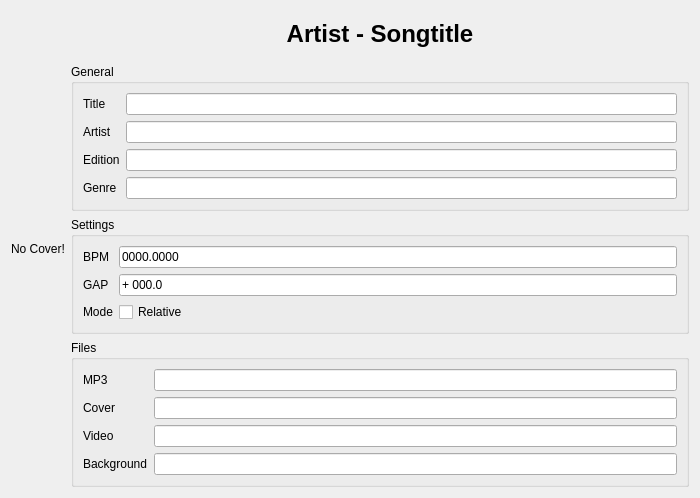
This is songinfo.ui in mhaehnel/UltraEdit as Qt 5 draws it before an edit. The edited form follows.
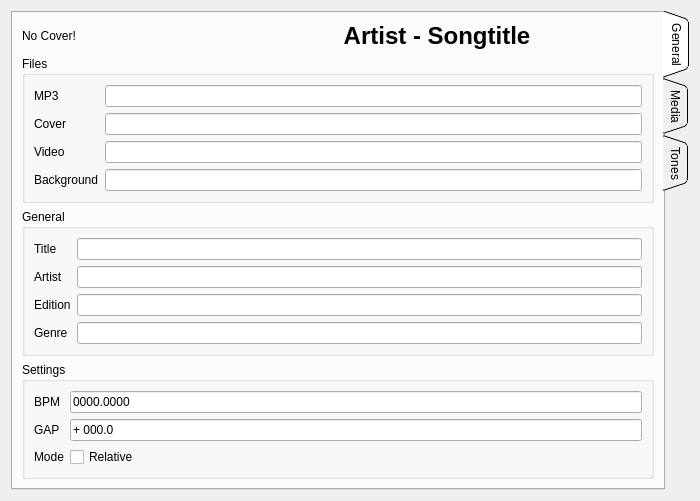
This is the edited form.

What changed in the file:
```diff
--- a/songinfo.ui
+++ b/songinfo.ui
@@ -17,21 +17,106 @@
    <item>
     <layout class="QHBoxLayout" name="horizontalLayout">
      <item>
+      <widget class="QTabWidget" name="tabWidget">
+       <property name="tabPosition">
+        <enum>QTabWidget::East</enum>
+       </property>
+       <property name="tabShape">
+        <enum>QTabWidget::Triangular</enum>
+       </property>
+       <property name="currentIndex">
+        <number>0</number>
+       </property>
+       <widget class="QWidget" name="tab">
+        <attribute name="title">
+         <string>General</string>
+        </attribute>
+        <layout class="QVBoxLayout" name="verticalLayout">
+         <item>
+          <layout class="QHBoxLayout" name="horizontalLayout_2">
+           <item>
       <widget class="QLabel" name="cover">
+             <property name="sizePolicy">
+              <sizepolicy hsizetype="Maximum" vsizetype="Maximum">
+               <horstretch>0</horstretch>
+               <verstretch>0</verstretch>
+              </sizepolicy>
+             </property>
+             <property name="maximumSize">
+              <size>
+               <width>192</width>
+               <height>192</height>
+              </size>
+             </property>
        <property name="text">
         <string>No Cover!</string>
        </property>
       </widget>
      </item>
      <item>
-      <layout class="QVBoxLayout" name="verticalLayout">
-       <item>
         <widget class="QLabel" name="songLabel">
          <property name="text">
           <string>&lt;html&gt;&lt;head/&gt;&lt;body&gt;&lt;p align=&quot;center&quot;&gt;&lt;span style=&quot; font-size:xx-large; font-weight:600;&quot;&gt;Artist - Songtitle&lt;/span&gt;&lt;/p&gt;&lt;/body&gt;&lt;/html&gt;</string>
          </property>
         </widget>
        </item>
+          </layout>
+         </item>
+         <item>
+          <widget class="QGroupBox" name="groupBox_2">
+           <property name="title">
+            <string>Files</string>
+           </property>
+           <property name="flat">
+            <bool>true</bool>
+           </property>
+           <layout class="QFormLayout" name="formLayout_2">
+            <property name="fieldGrowthPolicy">
+             <enum>QFormLayout::ExpandingFieldsGrow</enum>
+            </property>
+            <item row="0" column="0">
+             <widget class="QLabel" name="label_3">
+              <property name="text">
+               <string>MP3</string>
+              </property>
+             </widget>
+            </item>
+            <item row="0" column="1">
+             <widget class="QLineEdit" name="lineEdit_7"/>
+            </item>
+            <item row="1" column="0">
+             <widget class="QLabel" name="label_8">
+              <property name="text">
+               <string>Cover</string>
+              </property>
+             </widget>
+            </item>
+            <item row="1" column="1">
+             <widget class="QLineEdit" name="lineEdit_8"/>
+            </item>
+            <item row="2" column="0">
+             <widget class="QLabel" name="label_10">
+              <property name="text">
+               <string>Video</string>
+              </property>
+             </widget>
+            </item>
+            <item row="2" column="1">
+             <widget class="QLineEdit" name="lineEdit_9"/>
+            </item>
+            <item row="3" column="0">
+             <widget class="QLabel" name="label_9">
+              <property name="text">
+               <string>Background</string>
+              </property>
+             </widget>
+            </item>
+            <item row="3" column="1">
+             <widget class="QLineEdit" name="lineEdit_10"/>
+            </item>
+           </layout>
+          </widget>
+         </item>
        <item>
         <widget class="QGroupBox" name="groupBox">
          <property name="title">
@@ -150,62 +235,19 @@
          </layout>
         </widget>
        </item>
-       <item>
-        <widget class="QGroupBox" name="groupBox_2">
-         <property name="title">
-          <string>Files</string>
-         </property>
-         <property name="flat">
-          <bool>true</bool>
-         </property>
-         <layout class="QFormLayout" name="formLayout_2">
-          <property name="fieldGrowthPolicy">
-           <enum>QFormLayout::ExpandingFieldsGrow</enum>
-          </property>
-          <item row="0" column="0">
-           <widget class="QLabel" name="label_3">
-            <property name="text">
-             <string>MP3</string>
-            </property>
-           </widget>
-          </item>
-          <item row="0" column="1">
-           <widget class="QLineEdit" name="lineEdit_7"/>
-          </item>
-          <item row="1" column="0">
-           <widget class="QLabel" name="label_8">
-            <property name="text">
-             <string>Cover</string>
-            </property>
-           </widget>
-          </item>
-          <item row="1" column="1">
-           <widget class="QLineEdit" name="lineEdit_8"/>
-          </item>
-          <item row="2" column="0">
-           <widget class="QLabel" name="label_10">
-            <property name="text">
-             <string>Video</string>
-            </property>
-           </widget>
-          </item>
-          <item row="2" column="1">
-           <widget class="QLineEdit" name="lineEdit_9"/>
-          </item>
-          <item row="3" column="0">
-           <widget class="QLabel" name="label_9">
-            <property name="text">
-             <string>Background</string>
-            </property>
-           </widget>
-          </item>
-          <item row="3" column="1">
-           <widget class="QLineEdit" name="lineEdit_10"/>
-          </item>
-         </layout>
-        </widget>
-       </item>
-      </layout>
+        </layout>
+       </widget>
+       <widget class="QWidget" name="tab_2">
+        <attribute name="title">
+         <string>Media</string>
+        </attribute>
+       </widget>
+       <widget class="QWidget" name="tab_3">
+        <attribute name="title">
+         <string>Tones</string>
+        </attribute>
+       </widget>
+      </widget>
      </item>
     </layout>
    </item>
```
Lines whose indentation alone changed are shown as unchanged.
